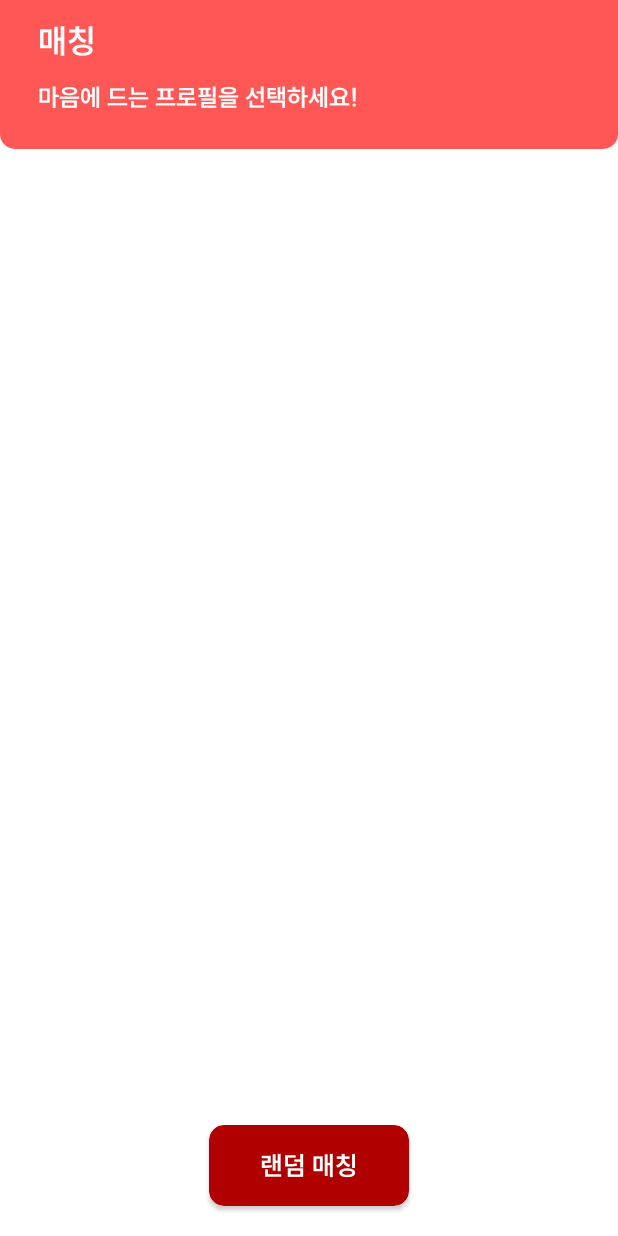
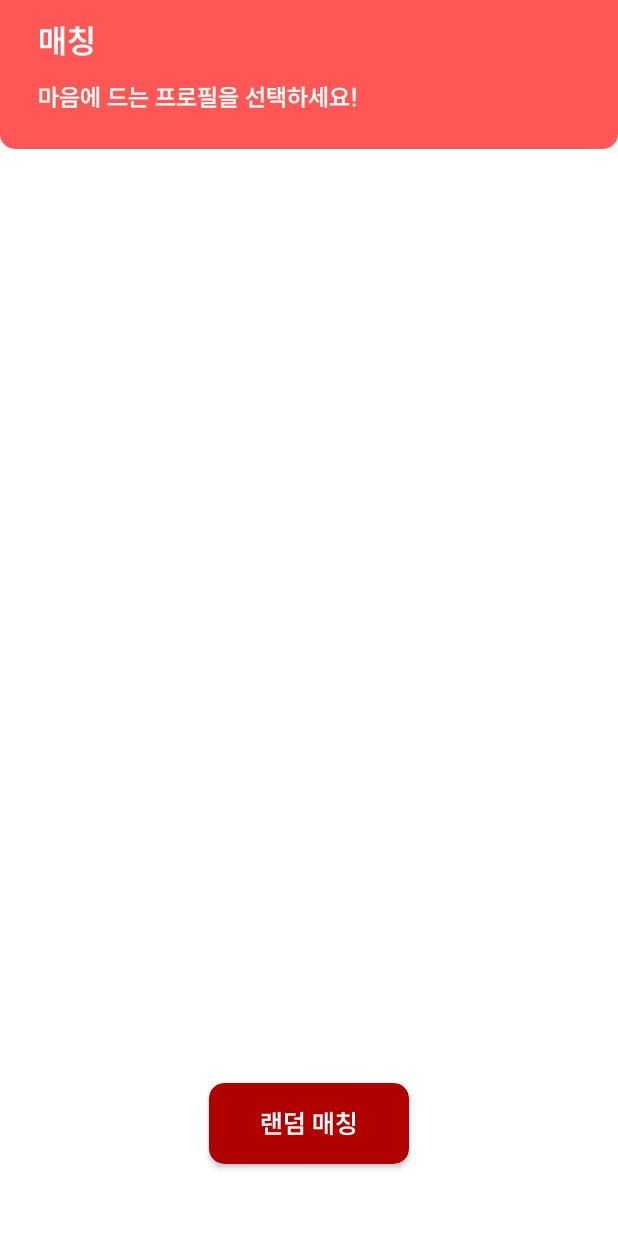
Before and after one commit to JangWoojun/pato, an Android app: the layout fragment_hidden.xml on its own in the app's theme, with its tools: preview values and no code run, on a phone screen of 412 x 824 dp. Run offline under Robolectric (Android 15) with nearby library versions, the phone set to English and light mode, and no system bars.

Commit message:
design: HiddenFragment 수정

```diff
--- a/app/src/main/res/layout/fragment_hidden.xml
+++ b/app/src/main/res/layout/fragment_hidden.xml
@@ -79,7 +79,7 @@
     </ScrollView>
 
     <androidx.cardview.widget.CardView
-        android:layout_marginBottom="20dp"
+        android:layout_marginBottom="48dp"
         android:id="@+id/matching_start_button"
         android:layout_width="wrap_content"
         android:layout_height="wrap_content"
```
